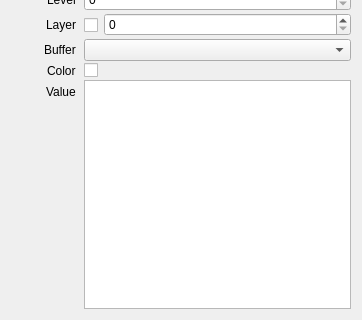
Before: the Qt Designer form src/session/BindingProperties.ui in houmain/gpupad, drawn with Qt 5; both pictures show x 0 to 362 and y 282 to 602 of the 362 by 602 pixel window.
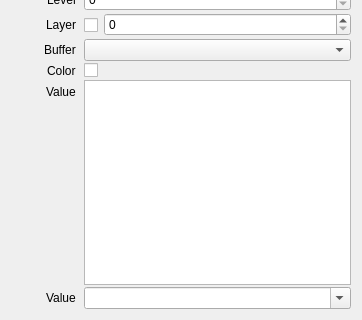
After: the same form once the commit is applied. Custom widgets are drawn as their Qt base class.

What changed in the file:
```diff
--- a/src/session/BindingProperties.ui
+++ b/src/session/BindingProperties.ui
@@ -354,6 +354,20 @@
        </attribute>
       </widget>
      </item>
+     <item row="16" column="1">
+      <widget class="QComboBox" name="subroutine">
+       <property name="editable">
+        <bool>true</bool>
+       </property>
+      </widget>
+     </item>
+     <item row="16" column="0">
+      <widget class="QLabel" name="labelSubroutine">
+       <property name="text">
+        <string>Value</string>
+       </property>
+      </widget>
+     </item>
     </layout>
    </item>
   </layout>
```
